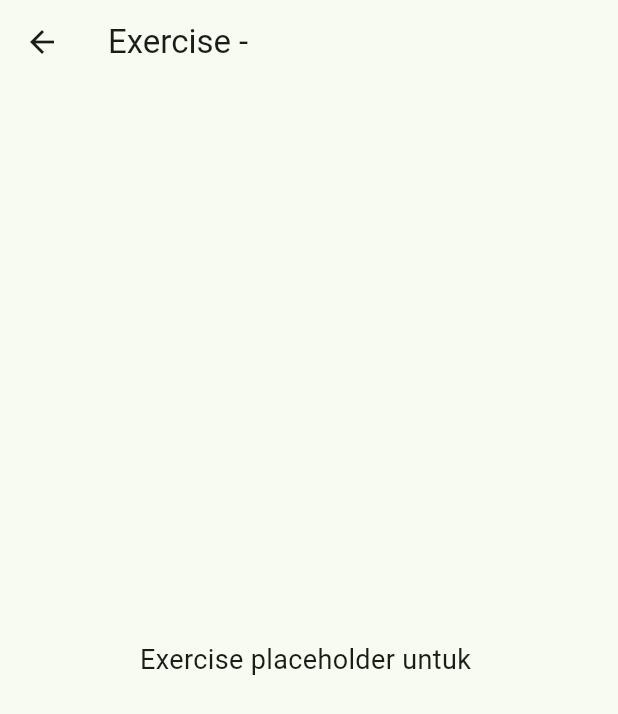
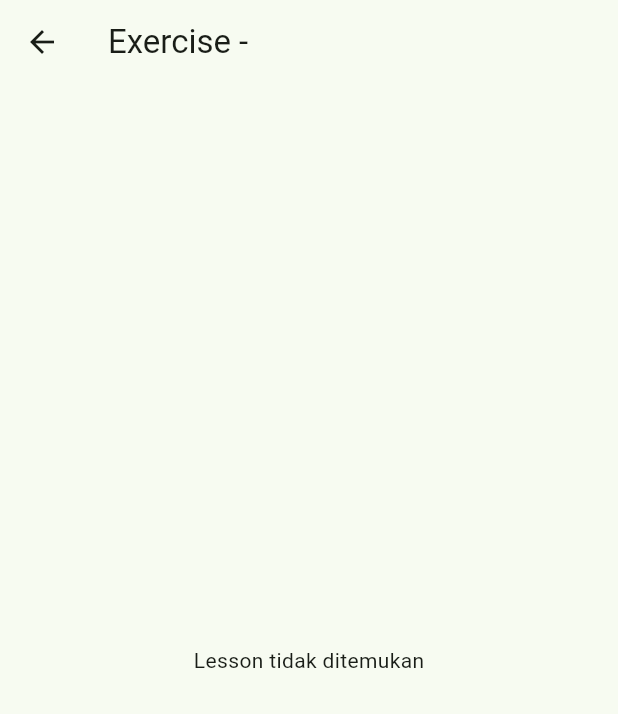
Before and after one commit to r021n/mini_duolingo, a Flutter app: the ExercisePage screen opened directly with empty values, on a phone screen of 412 x 824 dp. Shown: the top 714 px of the screen. Run offline on Flutter 3.47's test engine with Material 3 defaults, Android fonts, the phone set to English and light mode, and no system bars; our stand-ins replace flutter_riverpod, go_router.

Commit message:
Refactor ExercisePage and LessonListPage to use ConsumerWidget for state management

```diff
--- a/lib/features/exercise/presentation/exercise_page.dart
+++ b/lib/features/exercise/presentation/exercise_page.dart
@@ -1,19 +1,36 @@
 import 'package:flutter/material.dart';
+import 'package:flutter_riverpod/flutter_riverpod.dart';
+import 'package:mini_duolingo/data/lesson_providers.dart';
 
-class ExercisePage extends StatelessWidget {
+class ExercisePage extends ConsumerWidget {
   final String lessonId;
 
   const ExercisePage({super.key, required this.lessonId});
 
   @override
-  Widget build(BuildContext context) {
+  Widget build(BuildContext context, WidgetRef ref) {
+    final lessonAsync = ref.watch(lessonByIdProvider(lessonId));
+
     return Scaffold(
       appBar: AppBar(title: Text('Exercise - $lessonId')),
-      body: Center(
-        child: Text(
-          'Exercise placeholder untuk $lessonId',
-          style: TextStyle(fontSize: 18),
-        ),
+      body: lessonAsync.when(
+        data: (lesson) {
+          if (lesson == null) {
+            return const Center(child: Text('Lesson tidak ditemukan'));
+          }
+
+          return Center(
+            child: Text(
+              'Exercise placeholder untuk "${lesson.title}"\n'
+              'Jumlah soal: ${lesson.exercises.length}',
+              textAlign: TextAlign.center,
+              style: const TextStyle(fontSize: 18),
+            ),
+          );
+        },
+        loading: () => const Center(child: CircularProgressIndicator()),
+        error: (error, stackTrace) =>
+            Center(child: Text('Terjadi error: $error')),
       ),
     );
   }
--- a/lib/features/lesson/presentation/lesson_list_page.dart
+++ b/lib/features/lesson/presentation/lesson_list_page.dart
@@ -1,28 +1,41 @@
 import 'package:flutter/material.dart';
+import 'package:flutter_riverpod/flutter_riverpod.dart';
 import 'package:go_router/go_router.dart';
+import 'package:mini_duolingo/data/lesson_providers.dart';
 
-class LessonListPage extends StatelessWidget {
+class LessonListPage extends ConsumerWidget {
   const LessonListPage({super.key});
 
   @override
-  Widget build(BuildContext context) {
-    final lessons = ['lesson-1', 'lesson-2', 'lesson-3'];
+  Widget build(BuildContext context, WidgetRef ref) {
+    final lessonsAsync = ref.watch(lessonsProvider);
 
     return Scaffold(
       appBar: AppBar(title: const Text('Daftar Lesson')),
-      body: ListView.builder(
-        itemCount: lessons.length,
-        itemBuilder: (context, index) {
-          final lessonId = lessons[index];
-          return ListTile(
-            title: Text('Lesson: ${lessonId.toUpperCase()}'),
-            subtitle: const Text('Placeholder Lesson'),
-            trailing: const Icon(Icons.chevron_right),
-            onTap: () {
-              context.go('/exercise/$lessonId');
+      body: lessonsAsync.when(
+        data: (lessons) {
+          if (lessons.isEmpty) {
+            return const Center(child: Text('Belum ada lesson'));
+          }
+
+          return ListView.builder(
+            itemCount: lessons.length,
+            itemBuilder: (context, index) {
+              final lesson = lessons[index];
+              return ListTile(
+                title: Text(lesson.title),
+                subtitle: Text(lesson.description),
+                trailing: const Icon(Icons.chevron_right),
+                onTap: () {
+                  context.go('/exercise/${lesson.id}');
+                },
+              );
             },
           );
         },
+        loading: () => const Center(child: CircularProgressIndicator()),
+        error: (error, stackTrace) =>
+            Center(child: Text('Terjadi error: $error')),
       ),
     );
   }
```
